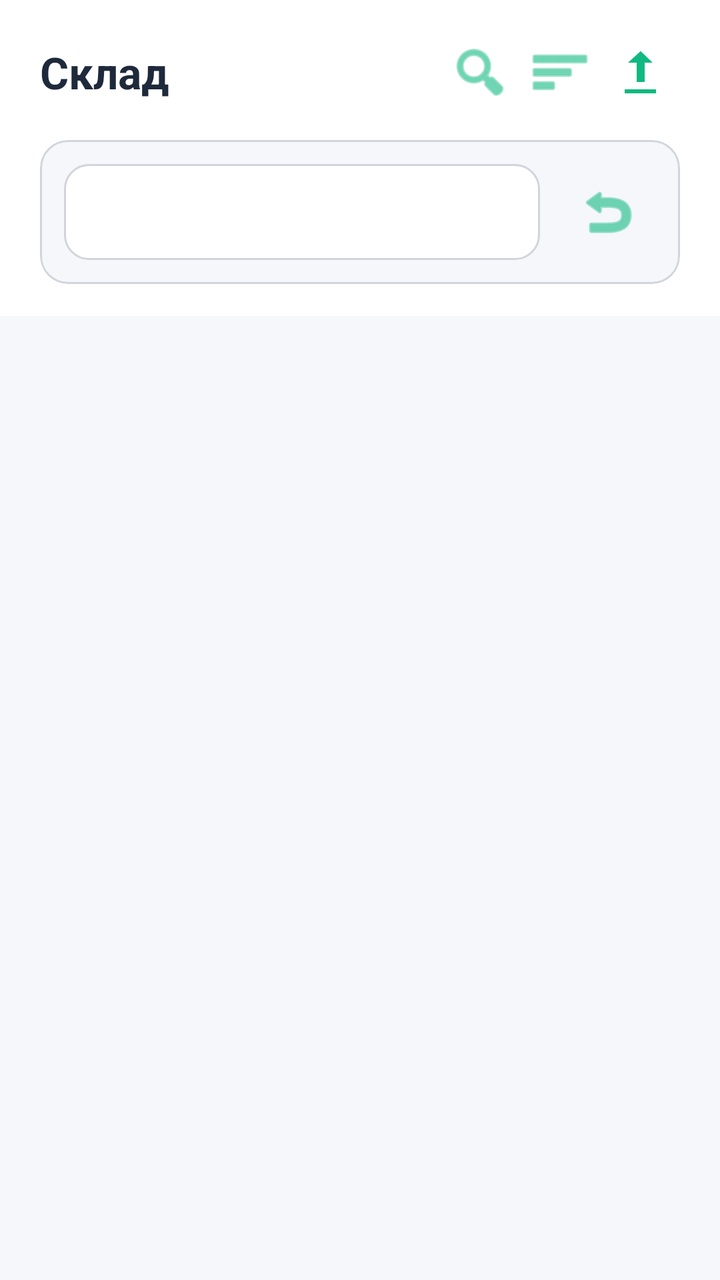
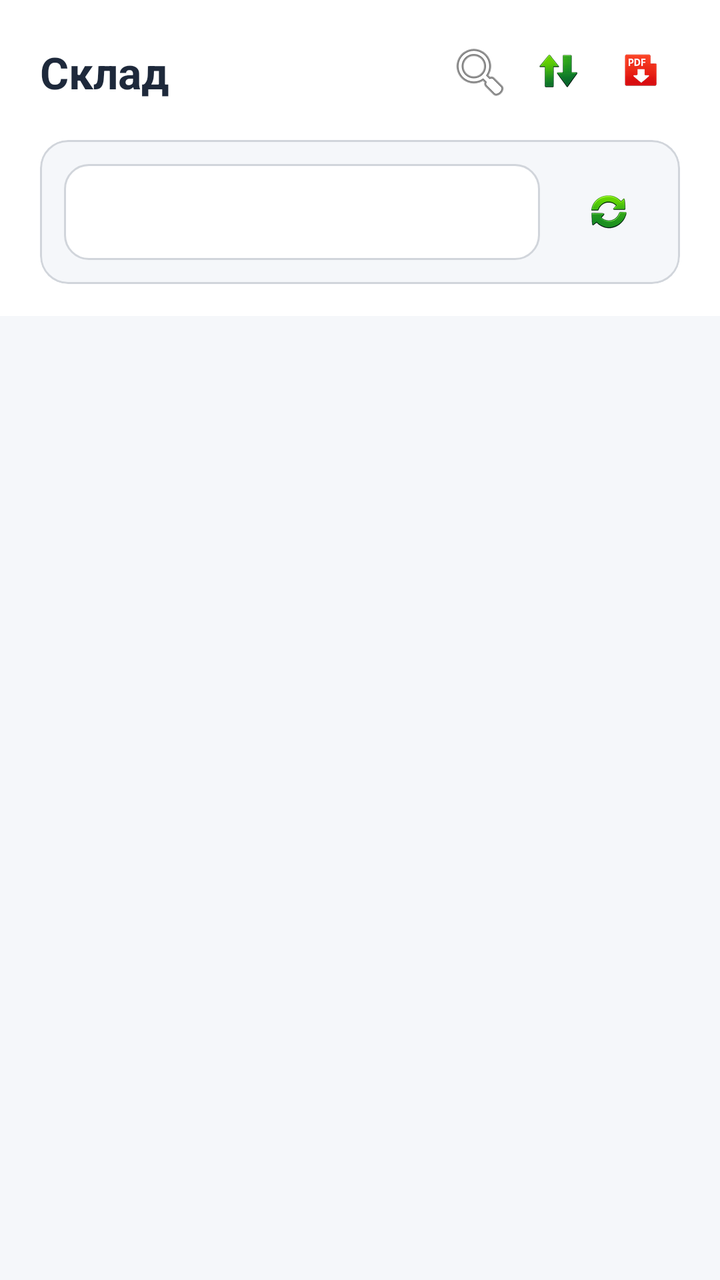

An Android layout rendered at two revisions. The XML below is the earlier revision; the diff shows what the commit changed to produce the second picture.
<!-- AndroidManifest.xml: application theme Theme.MrCWarehouse -->
<!-- res/layout/fragment_warehouse.xml -->
<?xml version="1.0" encoding="utf-8"?>
<LinearLayout xmlns:android="http://schemas.android.com/apk/res/android"
    xmlns:app="http://schemas.android.com/apk/res-auto"
    android:layout_width="match_parent"
    android:layout_height="match_parent"
    android:background="@color/bg_main"
    android:orientation="vertical">

    
    <LinearLayout
        android:layout_width="match_parent"
        android:layout_height="wrap_content"
        android:background="@color/bg_card"
        android:orientation="vertical"
        android:paddingHorizontal="20dp"
        android:paddingTop="16dp"
        android:paddingBottom="16dp">

        <LinearLayout
            android:layout_width="match_parent"
            android:layout_height="wrap_content"
            android:gravity="center_vertical"
            android:orientation="horizontal">

            <TextView
                android:layout_width="0dp"
                android:layout_height="wrap_content"
                android:layout_weight="1"
                android:text="Склад"
                android:textColor="@color/text_primary"
                android:textSize="22sp"
                android:textStyle="bold" />

            
            <ImageButton
                android:id="@+id/btnSearchToggle"
                android:layout_width="40dp"
                android:layout_height="40dp"
                android:background="?android:attr/selectableItemBackgroundBorderless"
                android:contentDescription="Поиск"
                android:padding="8dp"
                android:scaleType="center"
                android:src="@android:drawable/ic_menu_search"
                android:tint="@color/primary" />

            <ImageButton
                android:id="@+id/btnFilterToggle"
                android:layout_width="40dp"
                android:layout_height="40dp"
                android:background="?android:attr/selectableItemBackgroundBorderless"
                android:contentDescription="Фильтр"
                android:padding="8dp"
                android:scaleType="center"
                android:src="@android:drawable/ic_menu_sort_by_size"
                android:tint="@color/primary" />

            <ImageButton
                android:id="@+id/btnExportPdf"
                android:layout_width="40dp"
                android:layout_height="40dp"
                android:background="?android:attr/selectableItemBackgroundBorderless"
                android:contentDescription="Экспорт PDF"
                android:padding="8dp"
                android:scaleType="center"
                android:src="@android:drawable/stat_sys_upload"
                android:tint="@color/primary" />
        </LinearLayout>

        <TextView
            android:id="@+id/tvError"
            android:layout_width="match_parent"
            android:layout_height="wrap_content"
            android:layout_marginTop="10dp"
            android:background="@drawable/error_bg"
            android:gravity="center"
            android:paddingHorizontal="14dp"
            android:paddingVertical="10dp"
            android:textColor="@color/text_error"
            android:textSize="13sp"
            android:visibility="gone" />

        
        <com.google.android.material.card.MaterialCardView
            android:layout_width="match_parent"
            android:layout_height="wrap_content"
            android:layout_marginTop="14dp"
            app:cardBackgroundColor="@color/bg_main"
            app:cardCornerRadius="14dp"
            app:cardElevation="0dp"
            app:strokeColor="@color/divider"
            app:strokeWidth="1dp">

            <LinearLayout
                android:layout_width="match_parent"
                android:layout_height="wrap_content"
                android:gravity="center_vertical"
                android:orientation="horizontal"
                android:padding="12dp">

                <Spinner
                    android:id="@+id/spinnerStorage"
                    android:layout_width="0dp"
                    android:layout_height="48dp"
                    android:layout_marginEnd="10dp"
                    android:layout_weight="1"
                    android:background="@drawable/input_bg"
                    android:paddingHorizontal="12dp" />

                <ImageButton
                    android:id="@+id/btnRefresh"
                    android:layout_width="48dp"
                    android:layout_height="48dp"
                    android:background="?android:attr/selectableItemBackgroundBorderless"
                    android:contentDescription="Обновить остатки"
                    android:padding="10dp"
                    android:scaleType="center"
                    android:src="@android:drawable/ic_menu_revert"
                    android:tint="@color/primary" />
            </LinearLayout>
        </com.google.android.material.card.MaterialCardView>

        
        <com.google.android.material.card.MaterialCardView
            android:id="@+id/cardSearch"
            android:layout_width="match_parent"
            android:layout_height="wrap_content"
            android:layout_marginTop="10dp"
            android:visibility="gone"
            app:cardBackgroundColor="@color/bg_main"
            app:cardCornerRadius="14dp"
            app:cardElevation="0dp"
            app:strokeColor="@color/divider"
            app:strokeWidth="1dp">

            <com.google.android.material.textfield.TextInputLayout
                android:layout_width="match_parent"
                android:layout_height="wrap_content"
                android:hint="Поиск по названию..."
                app:boxBackgroundColor="@android:color/transparent"
                app:boxBackgroundMode="none"
                app:endIconMode="clear_text"
                app:hintTextColor="@color/text_hint">

                <com.google.android.material.textfield.TextInputEditText
                    android:id="@+id/etSearch"
                    android:layout_width="match_parent"
                    android:layout_height="wrap_content"
                    android:inputType="text"
                    android:padding="12dp"
                    android:textColor="@color/text_primary"
                    android:textColorHint="@color/text_hint" />
            </com.google.android.material.textfield.TextInputLayout>
        </com.google.android.material.card.MaterialCardView>

        
        <com.google.android.material.card.MaterialCardView
            android:id="@+id/cardFilters"
            android:layout_width="match_parent"
            android:layout_height="wrap_content"
            android:layout_marginTop="10dp"
            android:visibility="gone"
            app:cardBackgroundColor="@color/bg_main"
            app:cardCornerRadius="14dp"
            app:cardElevation="0dp"
            app:strokeColor="@color/divider"
            app:strokeWidth="1dp">

            <LinearLayout
                android:layout_width="match_parent"
                android:layout_height="wrap_content"
                android:orientation="horizontal"
                android:padding="12dp">

                <com.google.android.material.button.MaterialButton
                    android:id="@+id/btnFilterEquipment"
                    android:layout_width="0dp"
                    android:layout_height="38dp"
                    android:layout_marginEnd="6dp"
                    android:layout_weight="1"
                    android:text="Товар"
                    android:textAllCaps="false"
                    android:textSize="12sp"
                    app:cornerRadius="19dp"
                    app:strokeColor="@color/primary"
                    app:strokeWidth="1dp" />

                <com.google.android.material.button.MaterialButton
                    android:id="@+id/btnFilterZip"
                    android:layout_width="0dp"
                    android:layout_height="38dp"
                    android:layout_marginEnd="6dp"
                    android:layout_weight="1"
                    android:text="ЗИП"
                    android:textAllCaps="false"
                    android:textSize="12sp"
                    app:cornerRadius="19dp"
                    app:strokeColor="@color/primary"
                    app:strokeWidth="1dp" />

                <com.google.android.material.button.MaterialButton
                    android:id="@+id/btnFilterReset"
                    android:layout_width="0dp"
                    android:layout_height="38dp"
                    android:layout_weight="1"
                    android:text="Все"
                    android:textAllCaps="false"
                    android:textSize="12sp"
                    app:cornerRadius="19dp"
                    app:strokeColor="@color/divider"
                    app:strokeWidth="1dp" />
            </LinearLayout>
        </com.google.android.material.card.MaterialCardView>

    </LinearLayout>

    <androidx.recyclerview.widget.RecyclerView
        android:id="@+id/rvBalances"
        android:layout_width="match_parent"
        android:layout_height="0dp"
        android:layout_weight="1"
        android:clipToPadding="false"
        android:paddingHorizontal="12dp"
        android:paddingVertical="8dp"
        app:layoutManager="androidx.recyclerview.widget.LinearLayoutManager" />

</LinearLayout>
<!-- resources referenced by this layout -->
<resources>
  <color name="bg_card">#FFFFFF</color>
  <color name="bg_main">#F5F7FA</color>
  <color name="divider">#D1D5DB</color>
  <color name="primary">#10B981</color>
  <color name="text_error">#DC2626</color>
  <color name="text_hint">#4B5563</color>
  <color name="text_primary">#1E293B</color>
  <!-- drawable error_bg (drawable) -->
  <?xml version="1.0" encoding="utf-8"?>
  <shape xmlns:android="http://schemas.android.com/apk/res/android"
      android:shape="rectangle">
      <solid android:color="@color/bg_error" />
      <corners android:radius="12dp" />
      <stroke
          android:width="1dp"
          android:color="@color/status_error" />
  </shape>
  <!-- drawable input_bg (drawable) -->
  <?xml version="1.0" encoding="utf-8"?>
  <shape xmlns:android="http://schemas.android.com/apk/res/android"
      android:shape="rectangle">
      <solid android:color="@color/white" />
      <stroke
          android:width="1dp"
          android:color="@color/divider" />
      <corners android:radius="12dp" />
  </shape>
  <style name="Theme.MrCWarehouse" parent="Theme.Material3.DayNight.NoActionBar">
          <item name="colorPrimary">@color/primary</item>
          <item name="colorPrimaryDark">@color/primary_dark</item>
          <item name="colorAccent">@color/primary</item>
          <item name="colorOnPrimary">@color/text_on_primary</item>
          <item name="colorSecondary">@color/secondary</item>
          <item name="colorOnSecondary">@color/white</item>
          <item name="colorSurface">@color/bg_card</item>
          <item name="colorOnSurface">@color/text_primary</item>
          <item name="android:statusBarColor">@color/primary_dark</item>
          <item name="android:navigationBarColor">@color/bg_nav</item>
          <item name="android:windowBackground">@color/bg_main</item>
          <item name="materialCardViewStyle">@style/CardView.Solid</item>
      </style>
  <color name="bg_error">#FEA2A2</color>
  <color name="status_error">#EF4444</color>
  <color name="white">#FFFFFF</color>
  <color name="primary_dark">#059669</color>
  <color name="text_on_primary">#FFFFFF</color>
  <color name="secondary">#059669</color>
  <color name="bg_nav">#FFFFFF</color>
  <style name="CardView.Solid" parent="Widget.Material3.CardView.Filled">
          <item name="cardElevation">2dp</item>
          <item name="cardCornerRadius">16dp</item>
          <item name="cardBackgroundColor">@color/bg_card</item>
          <item name="strokeColor">@android:color/transparent</item>
          <item name="strokeWidth">0dp</item>
      </style>
</resources>

<!-- the commit's change to res/layout/fragment_warehouse.xml (unified diff, before → after) -->
@@ -41,7 +41,7 @@
                 android:padding="8dp"
                 android:scaleType="center"
                 android:src="@android:drawable/ic_menu_search"
-                android:tint="@color/primary" />
+                 />
 
             <ImageButton
                 android:id="@+id/btnFilterToggle"
@@ -51,8 +51,8 @@
                 android:contentDescription="Фильтр"
                 android:padding="8dp"
                 android:scaleType="center"
-                android:src="@android:drawable/ic_menu_sort_by_size"
-                android:tint="@color/primary" />
+                android:src="@drawable/sort"
+                 />
 
             <ImageButton
                 android:id="@+id/btnExportPdf"
@@ -62,8 +62,8 @@
                 android:contentDescription="Экспорт PDF"
                 android:padding="8dp"
                 android:scaleType="center"
-                android:src="@android:drawable/stat_sys_upload"
-                android:tint="@color/primary" />
+                android:src="@drawable/export"
+                 />
         </LinearLayout>
 
         <TextView
@@ -114,8 +114,8 @@
                     android:contentDescription="Обновить остатки"
                     android:padding="10dp"
                     android:scaleType="center"
-                    android:src="@android:drawable/ic_menu_revert"
-                    android:tint="@color/primary" />
+                    android:src="@drawable/refresh"
+                     />
             </LinearLayout>
         </com.google.android.material.card.MaterialCardView>
 
<!-- resource entries referenced after the edit -->
@@ -17,6 +17,7 @@
           android:width="1dp"
           android:color="@color/status_error" />
   </shape>
+  <!-- drawable export: png bitmap (drawable-xhdpi, 2419 bytes) -->
   <!-- drawable input_bg (drawable) -->
   <?xml version="1.0" encoding="utf-8"?>
   <shape xmlns:android="http://schemas.android.com/apk/res/android"
@@ -27,6 +28,8 @@
           android:color="@color/divider" />
       <corners android:radius="12dp" />
   </shape>
+  <!-- drawable refresh: png bitmap (drawable-xhdpi, 3111 bytes) -->
+  <!-- drawable sort: png bitmap (drawable-xhdpi, 2632 bytes) -->
   <style name="Theme.MrCWarehouse" parent="Theme.Material3.DayNight.NoActionBar">
           <item name="colorPrimary">@color/primary</item>
           <item name="colorPrimaryDark">@color/primary_dark</item>
@@ -37,7 +40,7 @@
           <item name="colorSurface">@color/bg_card</item>
           <item name="colorOnSurface">@color/text_primary</item>
           <item name="android:statusBarColor">@color/primary_dark</item>
-          <item name="android:navigationBarColor">@color/bg_nav</item>
+          <item name="android:navigationBarColor">@color/primary</item>
           <item name="android:windowBackground">@color/bg_main</item>
           <item name="materialCardViewStyle">@style/CardView.Solid</item>
       </style>
@@ -47,7 +50,6 @@
   <color name="primary_dark">#059669</color>
   <color name="text_on_primary">#FFFFFF</color>
   <color name="secondary">#059669</color>
-  <color name="bg_nav">#FFFFFF</color>
   <style name="CardView.Solid" parent="Widget.Material3.CardView.Filled">
           <item name="cardElevation">2dp</item>
           <item name="cardCornerRadius">16dp</item>
